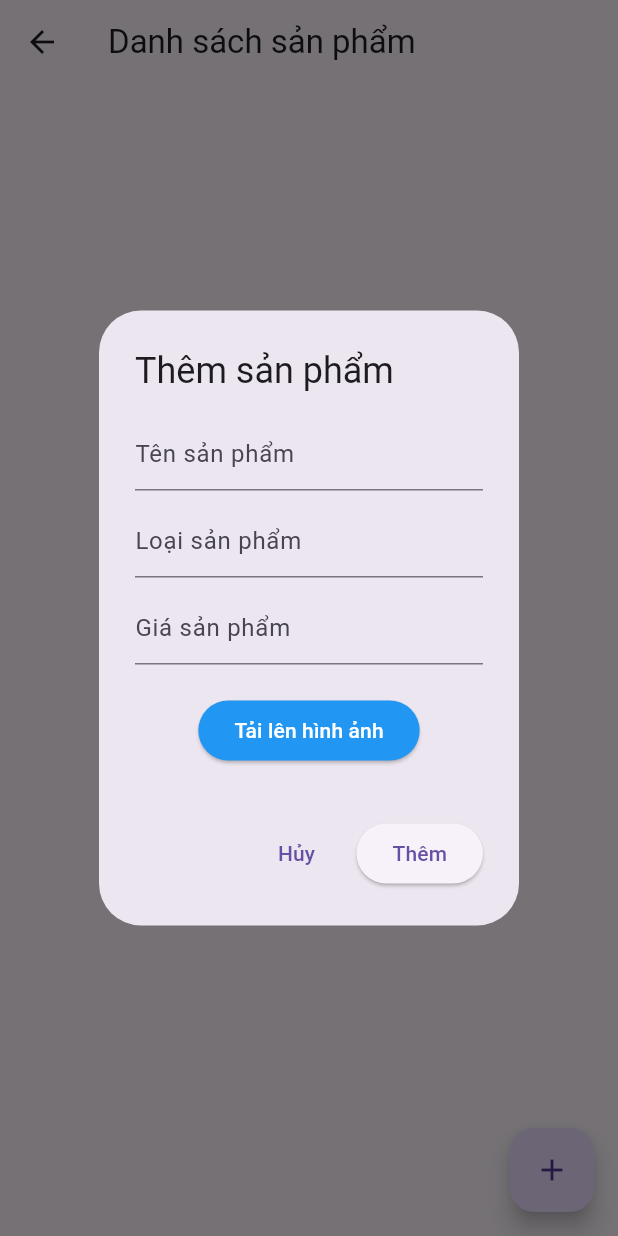
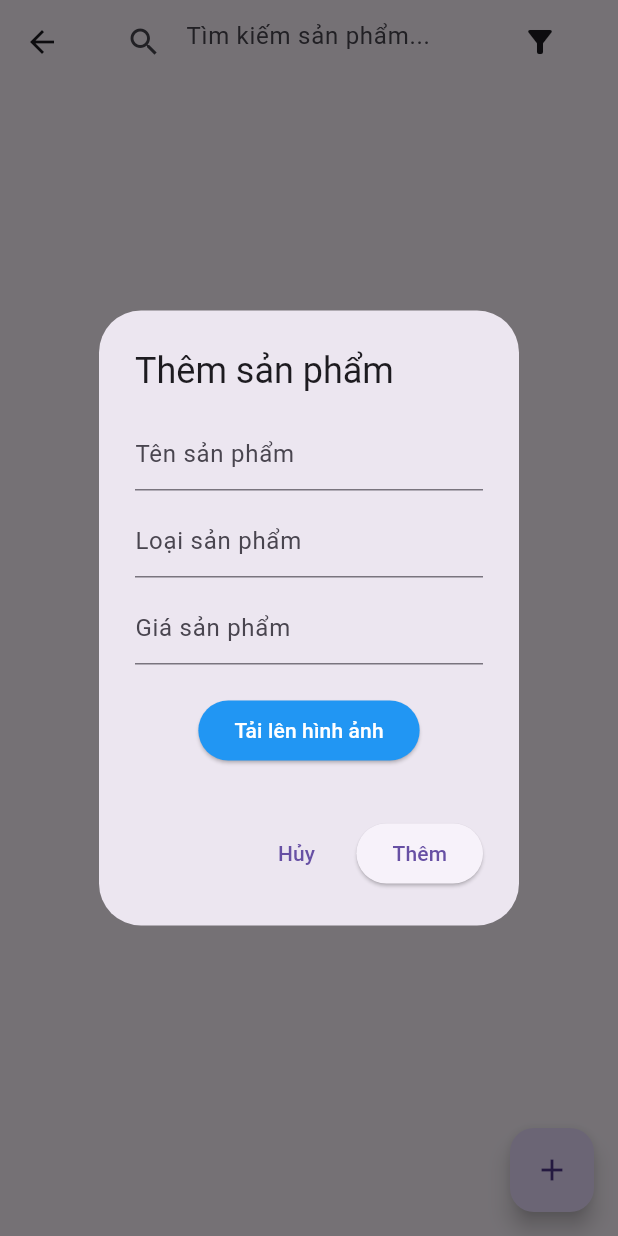
Before and after one commit to lxtuyen/ThiGK, a Flutter app: the HomeScreen screen opened directly, after a tap on the "add" icon, on a phone screen of 412 x 824 dp. Run offline on Flutter 3.47's test engine with Material 3 defaults, Android fonts, the phone set to English and light mode, and no system bars; our stand-ins replace cloud_firestore, firebase_auth, firebase_core, image_picker; accounts and stored records are empty.

Commit message:
search and filter feature done

```diff
--- a/lib/presentation/screens/home/home_screen.dart
+++ b/lib/presentation/screens/home/home_screen.dart
@@ -1,8 +1,8 @@
 import 'dart:convert';
-
 import 'package:cloud_firestore/cloud_firestore.dart';
 import 'package:flutter/material.dart';
 import 'package:flutter/services.dart';
+import 'package:giua_ky/presentation/screens/home/widgets/listview.dart';
 import 'package:giua_ky/services/firestore.dart';
 import 'package:image_picker/image_picker.dart';
 import 'dart:io';
@@ -20,6 +20,9 @@ class _HomeScreenState extends State<HomeScreen> {
   final TextEditingController nameController = TextEditingController();
   final TextEditingController categoryController = TextEditingController();
   final TextEditingController priceController = TextEditingController();
+  final TextEditingController searchController = TextEditingController();
+  bool isPriceDescending = true;
+  String searchQuery = '';
 
   File? _image;
   String? _imageURL;
@@ -225,84 +228,83 @@ class _HomeScreenState extends State<HomeScreen> {
   @override
   Widget build(BuildContext context) {
     return Scaffold(
-      appBar: AppBar(title: const Text('Danh sách sản phẩm')),
-      body: StreamBuilder<QuerySnapshot>(
-        stream: firestoreService.getProducts(),
-        builder: (context, snapshot) {
-          if (snapshot.hasData) {
-            List productsList = snapshot.data!.docs;
-
-            return ListView.builder(
-              itemCount: snapshot.data!.docs.length,
-              itemBuilder: (context, index) {
-                DocumentSnapshot doc = productsList[index];
-                String docId = doc.id;
-                Map<String, dynamic> data = doc.data() as Map<String, dynamic>;
-                String name = data['tensp'];
-                String category = data['loaisp'];
-                String price = data['gia'];
-                String imageURL = data['hinhanh'];
-                return Card(
-                  shape: RoundedRectangleBorder(
-                    borderRadius: BorderRadius.circular(10),
+      appBar: AppBar(
+        title: Row(
+          mainAxisAlignment: MainAxisAlignment.spaceBetween,
+          children: [
+            Expanded(
+              flex: 7,
+              child: TextField(
+                controller: searchController,
+                decoration: InputDecoration(
+                  hintText: 'Tìm kiếm sản phẩm...',
+                  border: InputBorder.none,
+                  prefixIcon: Icon(Icons.search),
                 ),
-                  margin: const EdgeInsets.all(10),
-                  elevation: 5,
-                  child: ListTile(
-                    leading: Image.network(imageURL),
-                    title: Text(
-                      name,
-                      style: Theme.of(context).textTheme.titleMedium!,
+                onChanged: (value) {
+                  setState(() {
+                    searchQuery = value; // ✅ Lưu lại giá trị tìm kiếm
+                  });
+                },
               ),
-                    subtitle: Column(
-                      crossAxisAlignment: CrossAxisAlignment.start,
-                      children: [
-                        Text(
-                          'Loại: $category',
-                          style: Theme.of(
-                            context,
-                          ).textTheme.titleSmall!.apply(color: Colors.grey),
             ),
-                        const SizedBox(height: 5),
-                        Text(
-                          'Giá: $price Đồng',
-                          style: Theme.of(
-                            context,
-                          ).textTheme.titleSmall!.apply(color: Colors.red),
+            Expanded(
+              flex: 2,
+              child: IconButton(
+                icon: Icon(Icons.filter_alt),
+                onPressed: () {
+                  setState(() {
+                    isPriceDescending = !isPriceDescending;
+                  });
+                },
               ),
-                      ],
-                    ),
-                    trailing: Row(
-                      mainAxisSize: MainAxisSize.min,
-                      children: [
-                        IconButton(
-                          onPressed:
-                              () => openDialog(
-                                context,
-                                docId,
-                                name: name,
-                                category: category,
-                                price: price,
-                                imageURL: imageURL,
-                              ),
-                          icon: const Icon(Icons.settings),
-                        ),
-                        IconButton(
-                          onPressed: () {
-                            _showDeleteConfirmationDialog(context, docId);
-                          },
-                          icon: const Icon(Icons.delete),
             ),
           ],
         ),
       ),
+      body: StreamBuilder<QuerySnapshot>(
+  stream: firestoreService.getProducts(
+    name: searchController.text,
+    isPriceDescending: isPriceDescending,
+  ),
+  builder: (context, snapshot) {
+    if (snapshot.connectionState == ConnectionState.waiting) {
+      return Center(child: CircularProgressIndicator());
+    }
+
+    if (!snapshot.hasData || snapshot.data!.docs.isEmpty) {
+      return Center(child: Text("Không tìm thấy sản phẩm nào."));
+    }
+
+    List<DocumentSnapshot> productsList = snapshot.data!.docs;
+
+    return ListView.builder(
+      itemCount: productsList.length,
+      itemBuilder: (context, index) {
+        DocumentSnapshot doc = productsList[index];
+        Map<String, dynamic> data = doc.data() as Map<String, dynamic>;
+
+        return ListviewCustom(
+          name: data['tensp'],
+          category: data['loaisp'],
+          price: data['gia'],
+          imageURL: data['hinhanh'],
+          id: doc.id,
+          onDelete: () => _showDeleteConfirmationDialog(context, doc.id),
+          onEdit: () => openDialog(
+            context,
+            doc.id,
+            name: data['tensp'],
+            category: data['loaisp'],
+            price: data['gia'],
+            imageURL: data['hinhanh'],
+          ),
         );
       },
     );
-          }
-          return const Center(child: CircularProgressIndicator());
   },
 ),
+
       floatingActionButton: FloatingActionButton(
         onPressed: () {
           openDialog(context, null);
--- a/lib/services/firestore.dart
+++ b/lib/services/firestore.dart
@@ -16,13 +16,6 @@ class FirestoreService {
     });
   }
 
-  // read
-  Stream<QuerySnapshot> getProducts() {
-    final productStream = products.orderBy('timestamp', descending: true).snapshots();
-
-    return productStream;
-  }
-
   // update
   Future<void> updateProduct(String id, String name, String category, String price,String imageURL) {
     return products.doc(id).update({
@@ -37,4 +30,26 @@ class FirestoreService {
   Future<void> removeProduct(String id) {
     return products.doc(id).delete();
   }
+  Stream<QuerySnapshot> getProducts({String? name, bool? isPriceDescending}) {
+  Query query = products;
+
+  // Tìm kiếm theo tên nếu có nhập
+  if (name != null && name.isNotEmpty) {
+    query = query
+        .where('tensp', isGreaterThanOrEqualTo: name)
+        .where('tensp', isLessThan: name + 'z');
+    return query.snapshots();
+  }
+
+  // Sắp xếp theo giá nếu có yêu cầu
+  if (isPriceDescending != null) {
+    query = query.orderBy('gia', descending: isPriceDescending);
+  } else {
+    // Mặc định sắp xếp theo thời gian thêm mới nhất
+    query = query.orderBy('timestamp', descending: true);
+  }
+
+  return query.snapshots();
 }
+
+}
```
Also changed, not shown: lib/presentation/screens/home/widgets/listview.dart (added, +62 -0 lines), lib/services/uploadImage.dart (added). Lines whose indentation alone changed are shown as unchanged.
